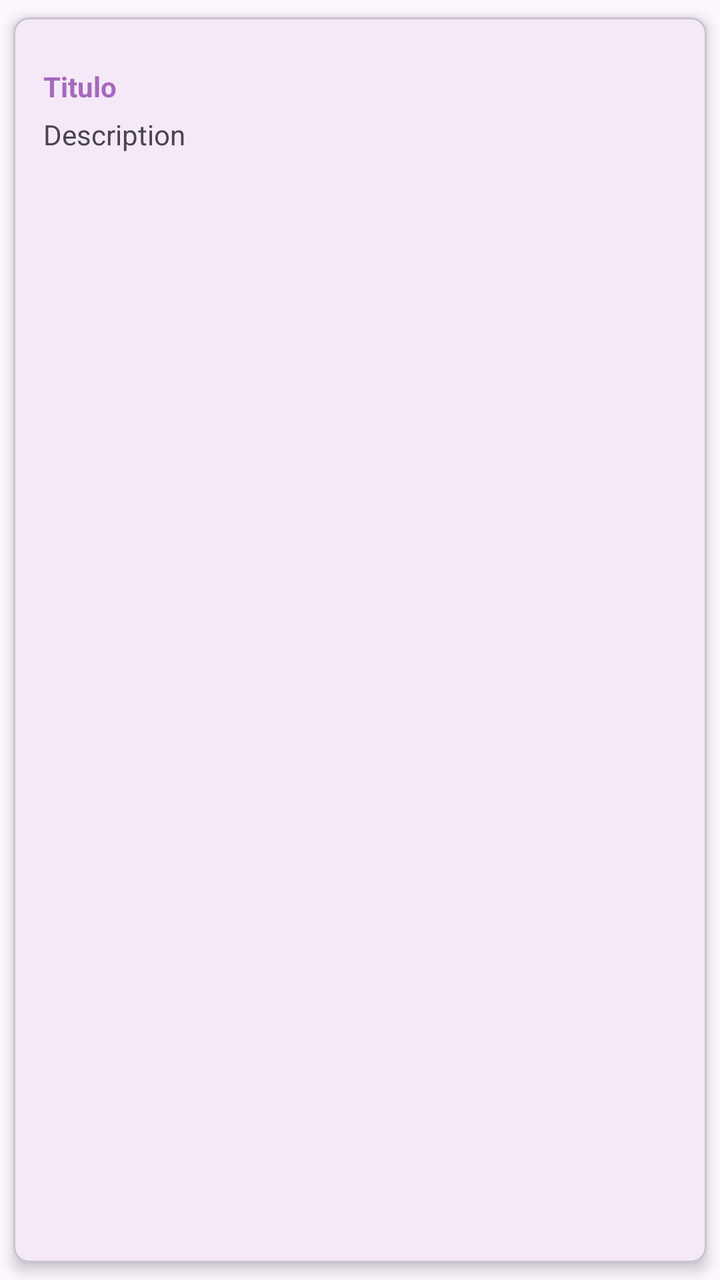
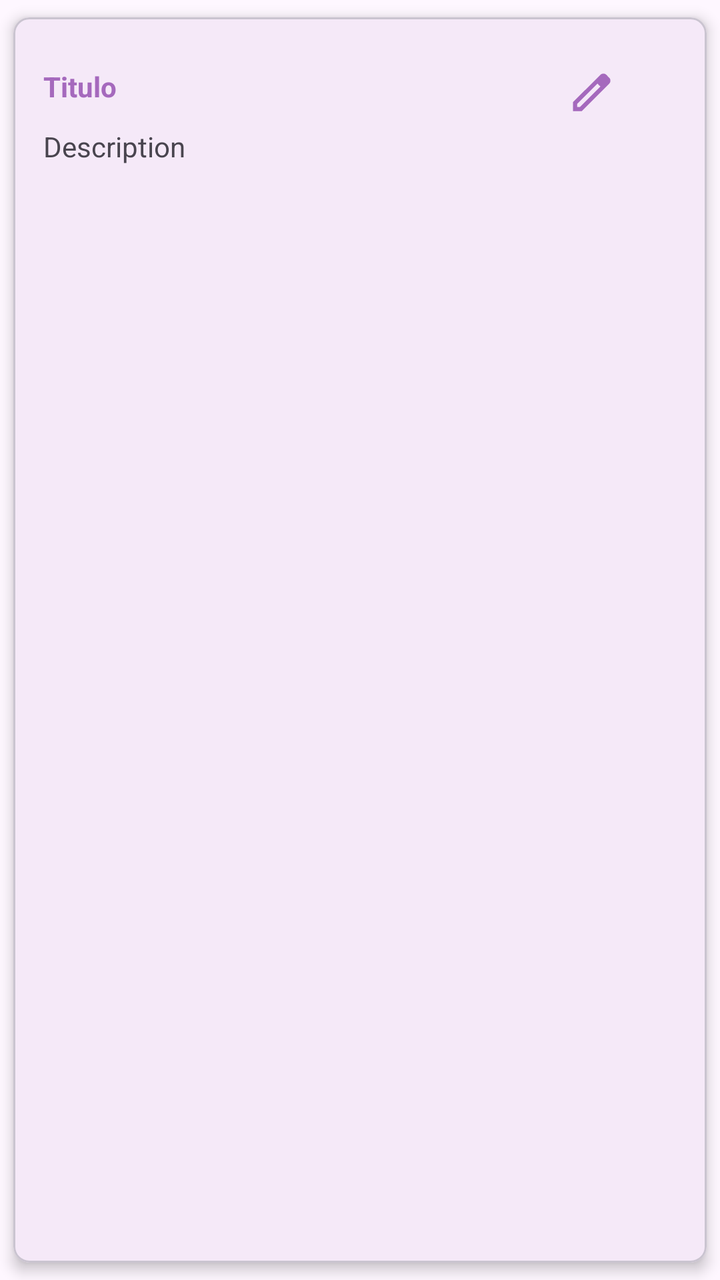

Compare the two renders of this Android layout. The source of the first and the diff that turns it into the second are given below.
<!-- AndroidManifest.xml: application theme Theme.Tarea_notasApp -->
<!-- res/layout/item_nota.xml -->
<?xml version="1.0" encoding="utf-8"?>
<com.google.android.material.card.MaterialCardView xmlns:android="http://schemas.android.com/apk/res/android"
    android:layout_width="match_parent"
    android:layout_height="wrap_content"
    xmlns:app="http://schemas.android.com/apk/res-auto"
    app:cardCornerRadius= "8dp"
    app:cardElevation="4dp"
    app:cardUseCompatPadding="true">
    
    <androidx.appcompat.widget.LinearLayoutCompat
        android:layout_width="match_parent"
        android:layout_height="wrap_content"
        android:orientation="vertical"
        android:padding="15dp">
        
        <RelativeLayout
            android:layout_width="match_parent"
            android:layout_height="wrap_content"
            android:orientation="horizontal"
            android:layout_marginTop="10dp">
            
            <TextView
                android:id="@+id/item_titulo"
                android:text="@string/item_titulo"
                android:textColor="@color/morado"
                android:textStyle="bold"
                android:layout_width="wrap_content"
                android:layout_height="wrap_content"/>
        </RelativeLayout>
        
        <TextView
            android:id="@+id/item_descripcion"
            android:text="@string/item_descripcion"
            android:maxLines="3"
            android:layout_marginTop="5dp"
            android:layout_width="wrap_content"
            android:layout_height="wrap_content"/>
    </androidx.appcompat.widget.LinearLayoutCompat>

</com.google.android.material.card.MaterialCardView>
<!-- resources referenced by this layout -->
<resources>
  <color name="morado">#A569BD</color>
  <string name="item_descripcion">Description</string>
  <string name="item_titulo">Titulo</string>
  <style name="Theme.Tarea_notasApp" parent="Base.Theme.Tarea_notasApp" />
  <style name="Base.Theme.Tarea_notasApp" parent="Theme.Material3.DayNight.NoActionBar">
          
          <item name="colorPrimary">@color/morado</item>
          <item name="colorPrimaryVariant">@color/morado</item>
          <item name="android:statusBarColor">@color/morado</item>
      </style>
</resources>

<!-- the commit's change to res/layout/item_nota.xml (unified diff, before → after) -->
@@ -26,6 +26,14 @@
                 android:textStyle="bold"
                 android:layout_width="wrap_content"
                 android:layout_height="wrap_content"/>
+            
+            <ImageView
+                android:id="@+id/ivActualizar"
+                android:layout_alignParentEnd="true"
+                android:src="@drawable/ic_editar"
+                android:layout_marginEnd="30dp"
+                android:layout_width="25dp"
+                android:layout_height="25dp"/>
         </RelativeLayout>
         
         <TextView
<!-- resource entries referenced after the edit -->
@@ -1,6 +1,12 @@
 <!-- resources referenced by this layout -->
 <resources>
   <color name="morado">#A569BD</color>
+  <!-- drawable ic_editar (drawable) -->
+  <vector xmlns:android="http://schemas.android.com/apk/res/android" android:height="24dp" android:tint="#A569BD" android:viewportHeight="960" android:viewportWidth="960" android:width="24dp">
+        
+      <path android:fillColor="@android:color/white" android:pathData="M200,760L257,760L648,369L591,312L200,703L200,760ZM120,840L120,670L648,143Q660,132 674.5,126Q689,120 705,120Q721,120 736,126Q751,132 762,144L817,200Q829,211 834.5,226Q840,241 840,256Q840,272 834.5,286.5Q829,301 817,313L290,840L120,840ZM760,256L760,256L704,200L704,200L760,256ZM619,341L591,312L591,312L648,369L648,369L619,341Z"/>
+      
+  </vector>
   <string name="item_descripcion">Description</string>
   <string name="item_titulo">Titulo</string>
   <style name="Theme.Tarea_notasApp" parent="Base.Theme.Tarea_notasApp" />
